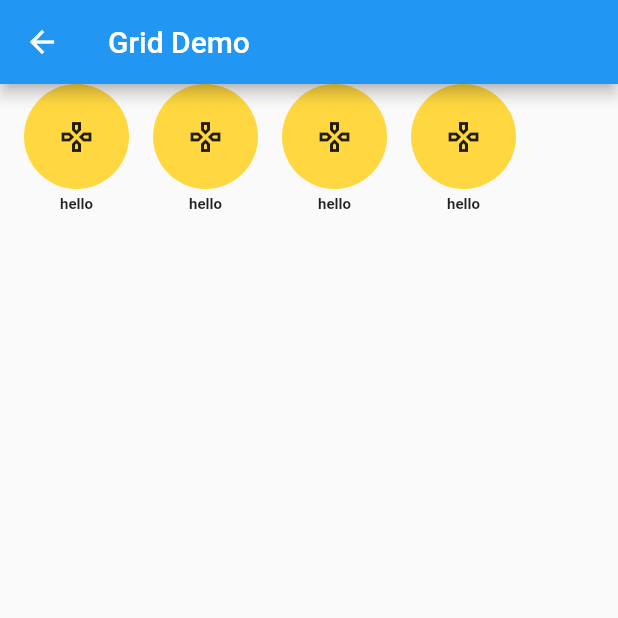
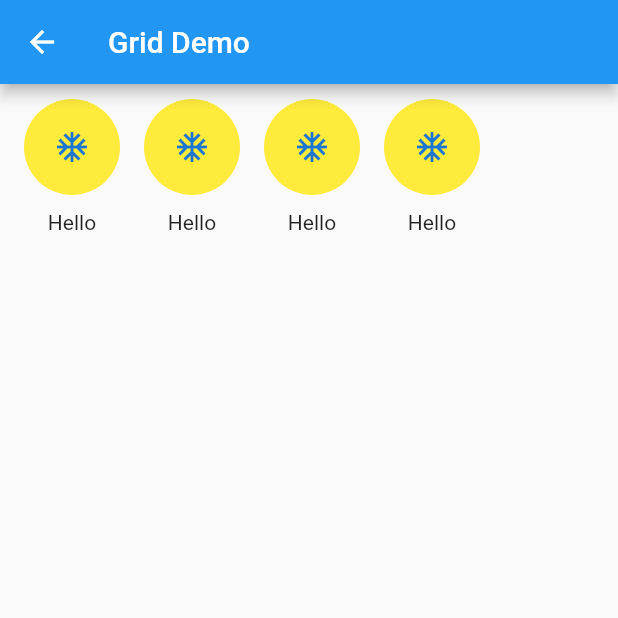
Before and after one commit to kaushik-savani/kaushik, a Flutter app: the demoGrid screen opened directly, on a phone screen of 412 x 824 dp, the top half of it. Run offline on Flutter 3.47's test engine with Material 2 defaults, Android fonts, the phone set to English and light mode, and no system bars; our stand-ins replace dio, flutter_carousel_widget, sms_autofill.

Commit message:
initial commit1

```diff
--- a/lib/try.dart
+++ b/lib/try.dart
@@ -18,52 +18,23 @@ class _demoGridState extends State<demoGrid> {
         body: SizedBox(
           height: MediaQuery.of(context).size.height * .15,
           child: ListView.separated(
-          padding: const EdgeInsets.symmetric(horizontal: 16.0),
-          shrinkWrap: true,
+            itemCount: 4,
+            scrollDirection: Axis.horizontal,
+            padding: const EdgeInsets.symmetric(horizontal: 16.0,vertical: 10),
             itemBuilder: (context, index) {
               return GestureDetector(
-              onTap: () {
-
-              },
-              child: Column(
-                children: [
-                  AnimatedContainer(
-                    duration: const Duration(milliseconds: 400),
-                    curve: Curves.easeInOutCirc,
-                    padding: const EdgeInsets.symmetric(horizontal: 2.0),
-                    alignment: Alignment.center,
-                    height: 70.0 ,
-                    width: 70.0,
-                    decoration: BoxDecoration(
-                      shape: BoxShape.circle,
-                      color: Colors.amberAccent,
+                onTap: () {},
+                child: Column(children: const [
+                  CircleAvatar(
+                    backgroundColor: Colors.yellow,
+                    radius: 32,
+                    child: Icon(Icons.ac_unit),
                   ),
-                    child: Icon(
-                      Icons.gamepad_outlined,
-                    ),
-                  ),
-                  SizedBox(height: 4.0),
-                  Container(
-                    width: 60,
-                    child: Text('hello',
-                      style: TextStyle(
-                          fontSize: 10.0,
-                          fontWeight: FontWeight.bold,
-                          color: Colors.black87),
-                      textAlign: TextAlign.center,
-                      maxLines: 2,
-                      overflow: TextOverflow.ellipsis,
-                    ),
-                  )
-                ],
-              ),
+                  SizedBox(height: 10),
+                  Text("Hello"),
+                ]),
               );
-          },
-          scrollDirection: Axis.horizontal,
-          separatorBuilder: (_, __) => SizedBox(
-            width: 16.0,
-          ),
-          itemCount: 4,
+            }, separatorBuilder: (_, __) => SizedBox(width: 16),
           ),
         )
         /*MasonryGridView.count(itemCount: 4,
--- a/pubspec.yaml
+++ b/pubspec.yaml
@@ -39,6 +39,10 @@ dependencies:
   dio:
   carousel_slider:
   flutter_staggered_grid_view:
+  bloc: ^8.1.1
+  flutter_bloc: ^8.1.2
+  equatable: ^2.0.5
+  sms_autofill: ^2.3.0
 dev_dependencies:
   flutter_test:
     sdk: flutter
```
Also changed, not shown: lib/smsautofill.dart (added, +183 -0 lines), pubspec.lock. Lines whose indentation alone changed are shown as unchanged.
